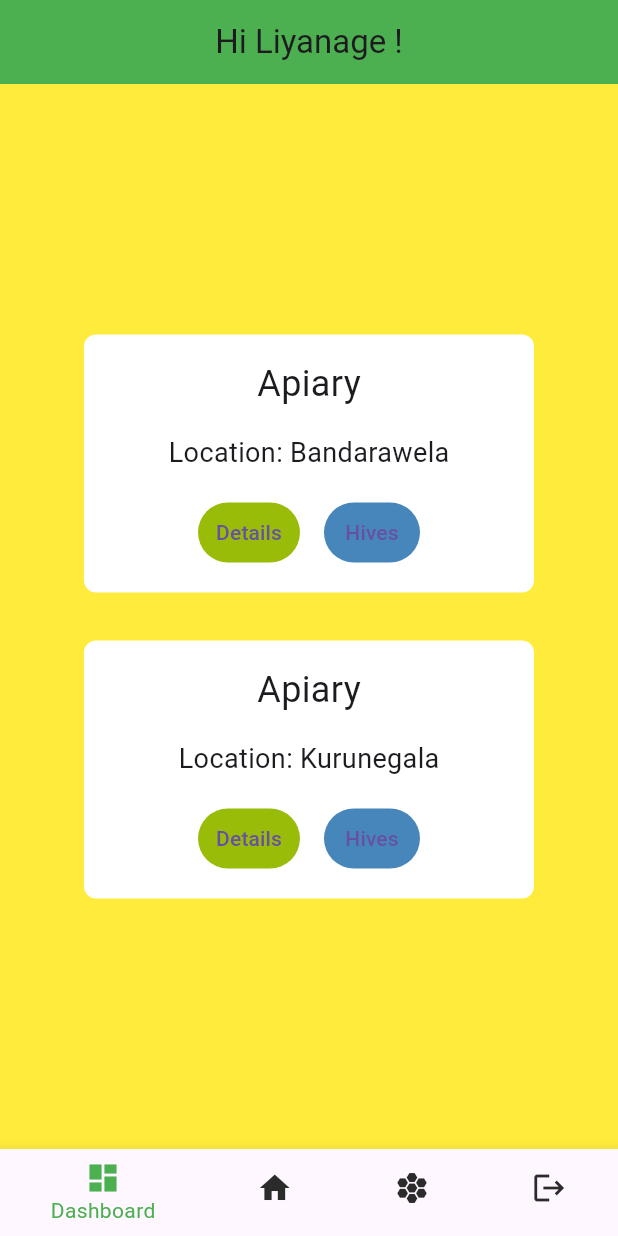
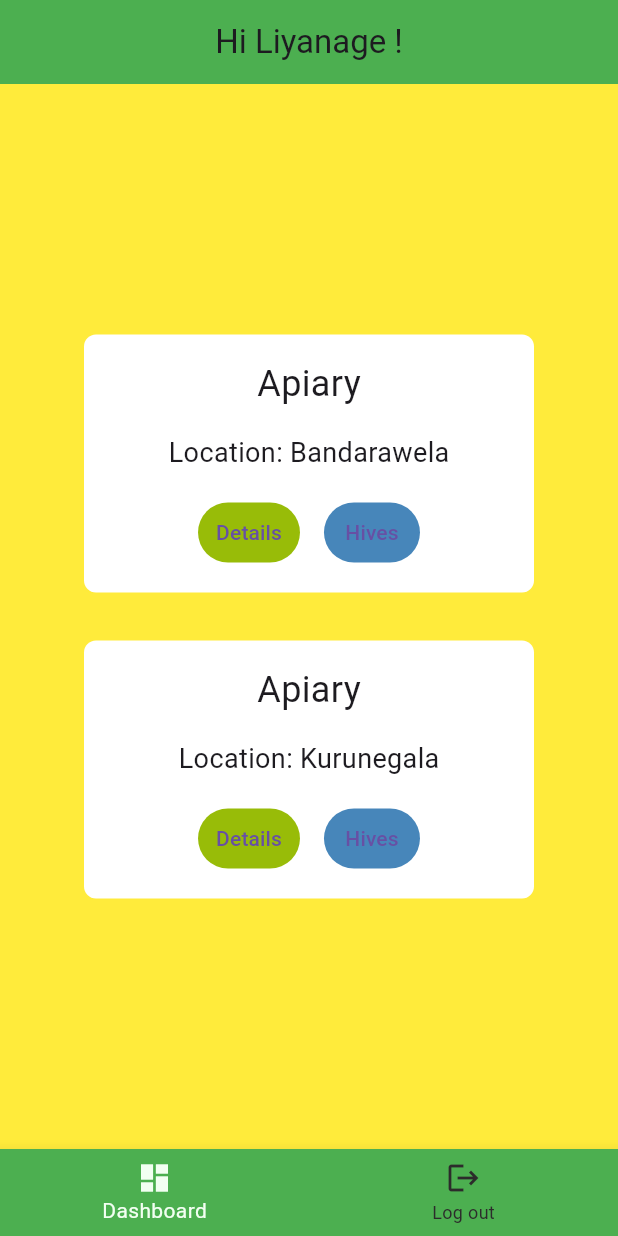
Before and after one commit to IsharaPallawattha/BeeKeep, a Flutter app: the screen it shows after launch, after a tap on "Login", on a phone screen of 412 x 824 dp. Run offline on Flutter 3.47's test engine with Material 3 defaults, Android fonts, the phone set to English and light mode, and no system bars.

Commit message:
fixed bottom bar on apiaries page

```diff
--- a/lib/apiaries.dart
+++ b/lib/apiaries.dart
@@ -1,5 +1,6 @@
 import 'package:flutter/material.dart';
 import 'dashboard_screen.dart';
+import 'login_page.dart';
 
 // void main() {
 //   runApp(const MyApp());
@@ -7,6 +8,15 @@
 
 class Apiaries extends StatelessWidget {
   const Apiaries({super.key});
+
+  void logout(BuildContext context) {
+    // Implement your logout logic here
+    // For example, you can navigate to the login screen
+    Navigator.pushReplacement(
+      context,
+      MaterialPageRoute(builder: (context) => Login()),
+    );
+  }
 
   @override
   Widget build(BuildContext context) {
@@ -139,23 +149,27 @@
               icon: Icon(Icons.dashboard),
               label: 'Dashboard',
             ),
-            BottomNavigationBarItem(
-              icon: Icon(Icons.home),
-              label: 'Apiaries',
-            ),
-            BottomNavigationBarItem(
-              icon: Icon(Icons.hive),
-              label: 'Hives',
-            ),
+            // BottomNavigationBarItem(
+            //   icon: Icon(Icons.home),
+            //   label: 'Apiaries',
+            // ),
+            // BottomNavigationBarItem(
+            //   icon: Icon(Icons.hive),
+            //   label: 'Hives',
+            // ),
             BottomNavigationBarItem(
               icon: Icon(Icons.logout),
               label: 'Log out',
             ),
           ],
-          selectedItemColor: Colors.green,
+          selectedItemColor: Color.fromARGB(255, 242, 255, 242),
           unselectedItemColor: const Color.fromARGB(255, 44, 43, 43),
           onTap: (int index) {
             // Handle navigation to the corresponding tab
+            if (index == 1) {
+              // Logout when logout icon pressed
+              logout(context);
+            }
           },
         ),
       ),
--- a/lib/login_page.dart
+++ b/lib/login_page.dart
@@ -115,7 +115,7 @@
         debugPrint("Password: ${passwordController.text}");
         Navigator.push(
           context,
-          MaterialPageRoute(builder: (context) => Apiaries()),
+          MaterialPageRoute(builder: (context) => const Apiaries()),
         );
       },
       style: ElevatedButton.styleFrom(
```
Also changed, not shown: lib/live.dart (+6 -2 lines).
